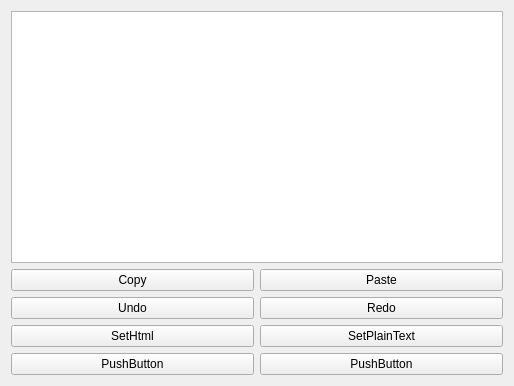
SolarAA-11/LearnQt, file Qt6_GUI_Development_for_Beginners/5-6QTextEdit/widget.ui: the form before one commit.
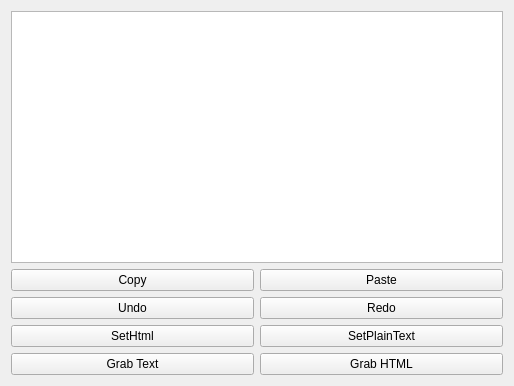
The form after the commit.

Diff of the .ui file:
```diff
--- a/Qt6_GUI_Development_for_Beginners/5-6QTextEdit/widget.ui
+++ b/Qt6_GUI_Development_for_Beginners/5-6QTextEdit/widget.ui
@@ -64,14 +64,14 @@
      <item row="3" column="0">
       <widget class="QPushButton" name="pushButton_7">
        <property name="text">
-        <string>PushButton</string>
+        <string>Grab Text</string>
        </property>
       </widget>
      </item>
      <item row="3" column="1">
       <widget class="QPushButton" name="pushButton_8">
        <property name="text">
-        <string>PushButton</string>
+        <string>Grab HTML</string>
        </property>
       </widget>
      </item>
```
Left out of the diff: 4 changed lines with no effect on the pictures.
